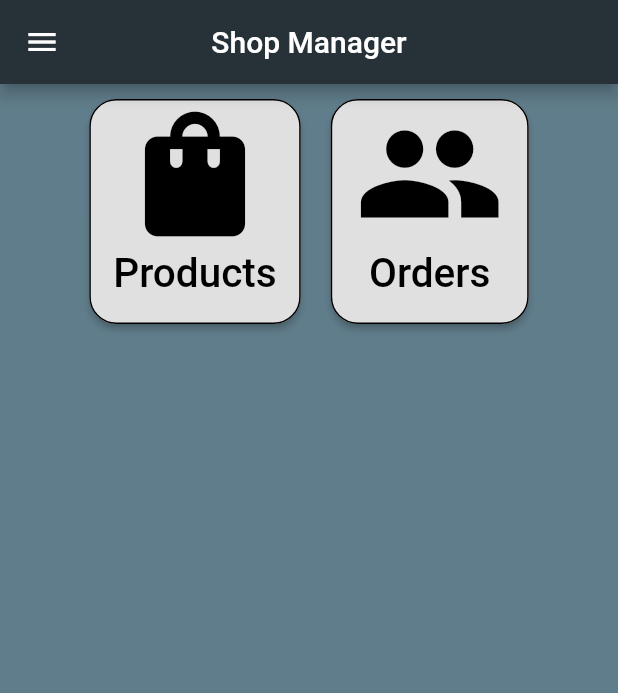
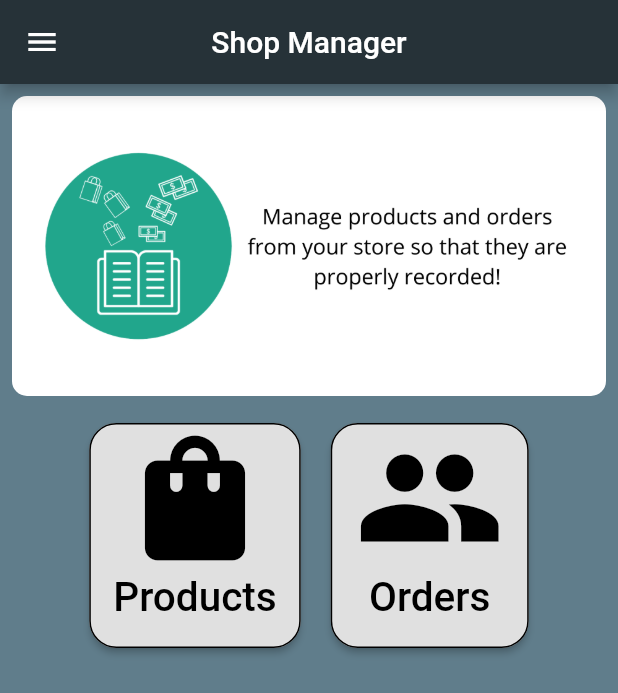
Before and after one commit to annastasyaivory/flutter_catat_order, a Flutter app: the Screen screen opened directly, on a phone screen of 412 x 824 dp. Shown: the top 693 px of the screen. Run offline on Flutter 3.47's test engine with Material 2 defaults, Android fonts, the phone set to English and light mode, and no system bars; drawn by our look-alikes of carousel_pro; our stand-ins replace cloud_firestore, firebase_auth, firebase_core, google_sign_in; accounts and stored records are empty; network calls fail.

Commit message:
pembuatan carousel image slider pada home

```diff
--- a/lib/page/home.dart
+++ b/lib/page/home.dart
@@ -1,4 +1,5 @@
 //import file pages lain untuk dipanggil
+import 'package:carousel_pro/carousel_pro.dart';
 import 'package:flutter/cupertino.dart';
 import 'package:flutter/material.dart';
 import 'package:flutter_catat_order/page/first_screen.dart';
@@ -16,7 +17,45 @@ class Screen extends StatelessWidget {
         centerTitle: true,
         backgroundColor: Colors.blueGrey[900],
       ),
-      body: Container(
+      body: ListView(children: [
+        Padding(
+          padding: const EdgeInsets.all(8.0),
+          child: SizedBox(
+            height: 200,
+            width: double.infinity,
+            child: Carousel(
+              dotSize: 4,
+              dotSpacing: 15,
+              dotBgColor: Colors.transparent,
+              dotVerticalPadding: 1,
+              dotPosition: DotPosition.bottomCenter,
+              images: [
+                ClipRRect(
+                  borderRadius: BorderRadius.circular(10),
+                  child: Image.asset(
+                    'img/slider1.png',
+                    fit: BoxFit.cover,
+                  ),
+                ),
+                ClipRRect(
+                  borderRadius: BorderRadius.circular(10),
+                  child: Image.asset(
+                    'img/slider2.png',
+                    fit: BoxFit.cover,
+                  ),
+                ),
+                ClipRRect(
+                  borderRadius: BorderRadius.circular(10),
+                  child: Image.asset(
+                    'img/slider3.png',
+                    fit: BoxFit.cover,
+                  ),
+                ),
+              ],
+            ),
+          ),
+        ),
+        Container(
           child: Row(
             mainAxisAlignment: MainAxisAlignment.center,
             children: [
@@ -81,6 +120,7 @@ class Screen extends StatelessWidget {
             ],
           ),
         ),
+      ]),
     );
   }
 }
--- a/pubspec.yaml
+++ b/pubspec.yaml
@@ -26,7 +26,7 @@ dependencies:
   firebase_auth: any
   google_sign_in: any
   cloud_firestore: any
-  carousel_slider: any
+  carousel_pro: any
 
 
   # The following adds the Cupertino Icons font to your application.
```
Also changed, not shown: pubspec.lock. Lines whose indentation alone changed are shown as unchanged.
